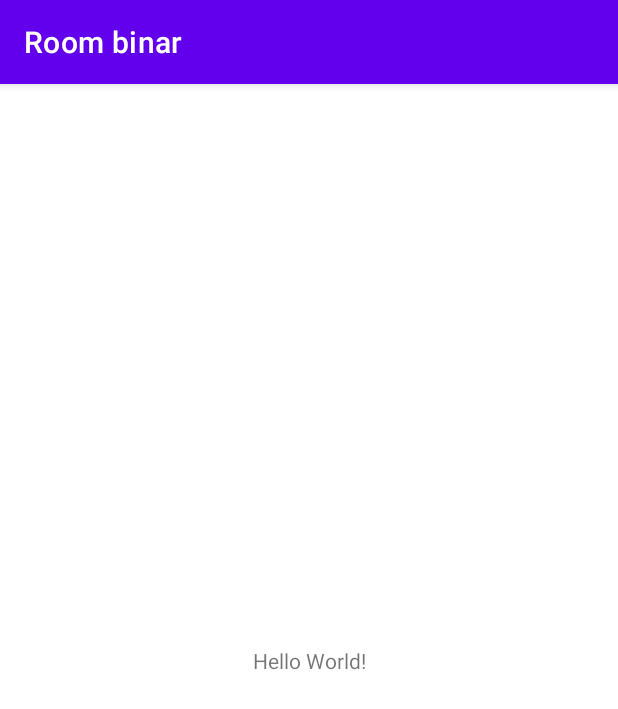
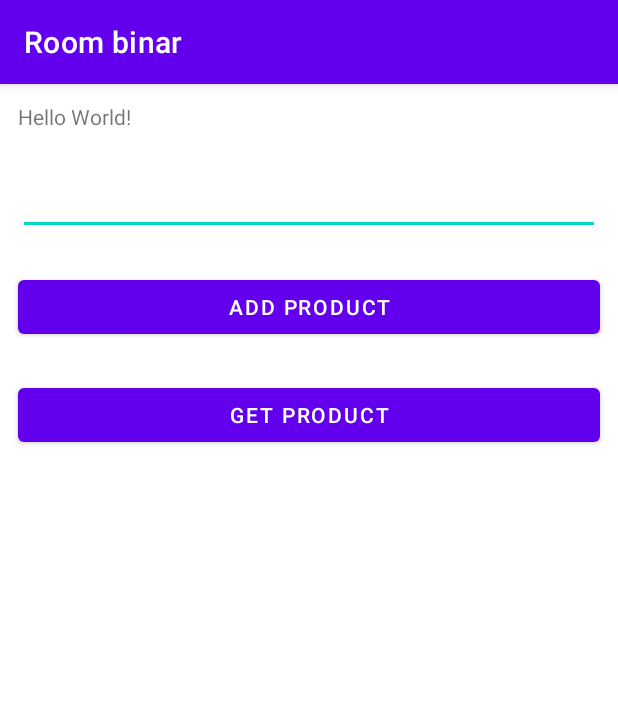
Before and after one commit to utsmannn/room-android-binar, an Android app: the screen it shows after launch (MainActivity), on a phone screen of 412 x 824 dp. Shown: the top 709 px of the screen. Run offline under Robolectric (Android 15) with nearby library versions, the phone set to English and light mode, and no system bars.

Commit message:
add simple operation

```diff
--- a/app/src/main/java/com/utsman/roombinar/MainActivity.kt
+++ b/app/src/main/java/com/utsman/roombinar/MainActivity.kt
@@ -2,10 +2,52 @@ package com.utsman.roombinar
 
 import androidx.appcompat.app.AppCompatActivity
 import android.os.Bundle
+import android.util.Log
+import android.widget.Button
+import android.widget.EditText
+import android.widget.TextView
+import com.utsman.roombinar.entity.Product
+import kotlinx.coroutines.MainScope
+import kotlinx.coroutines.launch
 
 class MainActivity : AppCompatActivity() {
+
+    private val TAG = "LOG_MAIN_DATABASE"
+
+    private val tvResult: TextView by lazy { findViewById(R.id.tv_result) }
+    private val etProduct: EditText by lazy { findViewById(R.id.et_product) }
+    private val btnAddProduct: Button by lazy { findViewById(R.id.btn_add_product) }
+    private val btnGetProduct: Button by lazy { findViewById(R.id.btn_get_product) }
+
     override fun onCreate(savedInstanceState: Bundle?) {
         super.onCreate(savedInstanceState)
         setContentView(R.layout.activity_main)
+
+        val databaseHelper = DatabaseHelper(this)
+
+        btnAddProduct.setOnClickListener {
+            val productName = etProduct.text.toString()
+            val product = Product(
+                id = null,
+                name = productName,
+                stock = 1,
+                color = "green"
+            )
+
+            databaseHelper.addProduct(product)
+        }
+
+        btnGetProduct.setOnClickListener {
+            MainScope().launch {
+                val dataProduct = databaseHelper.getProducts()
+                val dataProductById = databaseHelper.getProductById(3)
+
+                val productCount = dataProduct.size
+                tvResult.text = dataProductById.name
+
+                Log.d(TAG, "onCreate: $dataProduct")
+            }
+        }
+
     }
 }
--- a/app/src/main/java/com/utsman/roombinar/database/ProductDatabase.kt
+++ b/app/src/main/java/com/utsman/roombinar/database/ProductDatabase.kt
@@ -7,7 +7,7 @@ import androidx.room.RoomDatabase
 import com.utsman.roombinar.dao.ProductDao
 import com.utsman.roombinar.entity.Product
 
-@Database(entities = [Product::class], version = 1)
+@Database(entities = [Product::class], version = 2)
 abstract class ProductDatabase : RoomDatabase() {
     abstract fun productDao(): ProductDao
 
@@ -16,7 +16,9 @@ abstract class ProductDatabase : RoomDatabase() {
         private var instance: ProductDatabase? = null
 
         private fun buildDatabase(context: Context): ProductDatabase {
-            return Room.databaseBuilder(context, ProductDatabase::class.java, "product_db").build()
+            return Room.databaseBuilder(context, ProductDatabase::class.java, "product_db")
+                .fallbackToDestructiveMigration()
+                .build()
         }
 
         fun getInstance(context: Context): ProductDatabase {
--- a/app/src/main/java/com/utsman/roombinar/entity/Product.kt
+++ b/app/src/main/java/com/utsman/roombinar/entity/Product.kt
@@ -9,7 +9,7 @@ import kotlinx.parcelize.Parcelize
 @Entity
 @Parcelize
 data class Product(
-    @PrimaryKey val id: Int,
+    @PrimaryKey(autoGenerate = true) val id: Int?,
     @ColumnInfo(name = "name") val name: String,
     @ColumnInfo(name = "stock") val stock: Int,
     @ColumnInfo(name = "color") val color: String
--- a/app/src/main/res/layout/activity_main.xml
+++ b/app/src/main/res/layout/activity_main.xml
@@ -1,5 +1,6 @@
 <?xml version="1.0" encoding="utf-8"?>
-<androidx.constraintlayout.widget.ConstraintLayout xmlns:android="http://schemas.android.com/apk/res/android"
+<LinearLayout
+    android:orientation="vertical" xmlns:android="http://schemas.android.com/apk/res/android"
     xmlns:app="http://schemas.android.com/apk/res-auto"
     xmlns:tools="http://schemas.android.com/tools"
     android:layout_width="match_parent"
@@ -10,9 +11,27 @@
         android:layout_width="wrap_content"
         android:layout_height="wrap_content"
         android:text="Hello World!"
-        app:layout_constraintBottom_toBottomOf="parent"
-        app:layout_constraintLeft_toLeftOf="parent"
-        app:layout_constraintRight_toRightOf="parent"
-        app:layout_constraintTop_toTopOf="parent" />
+        android:layout_margin="12dp"
+        android:id="@+id/tv_result" />
 
-</androidx.constraintlayout.widget.ConstraintLayout>
+    <EditText
+        android:layout_width="match_parent"
+        android:layout_height="wrap_content"
+        android:layout_margin="12dp"
+        android:id="@+id/et_product"/>
+
+    <Button
+        android:layout_width="match_parent"
+        android:layout_height="wrap_content"
+        android:layout_margin="12dp"
+        android:text="Add product"
+        android:id="@+id/btn_add_product"/>
+
+    <Button
+        android:layout_width="match_parent"
+        android:layout_height="wrap_content"
+        android:layout_margin="12dp"
+        android:text="get product"
+        android:id="@+id/btn_get_product"/>
+
+</LinearLayout>
```
Also changed, not shown: app/src/main/java/com/utsman/roombinar/DatabaseHelper.kt (+11 -7 lines).
